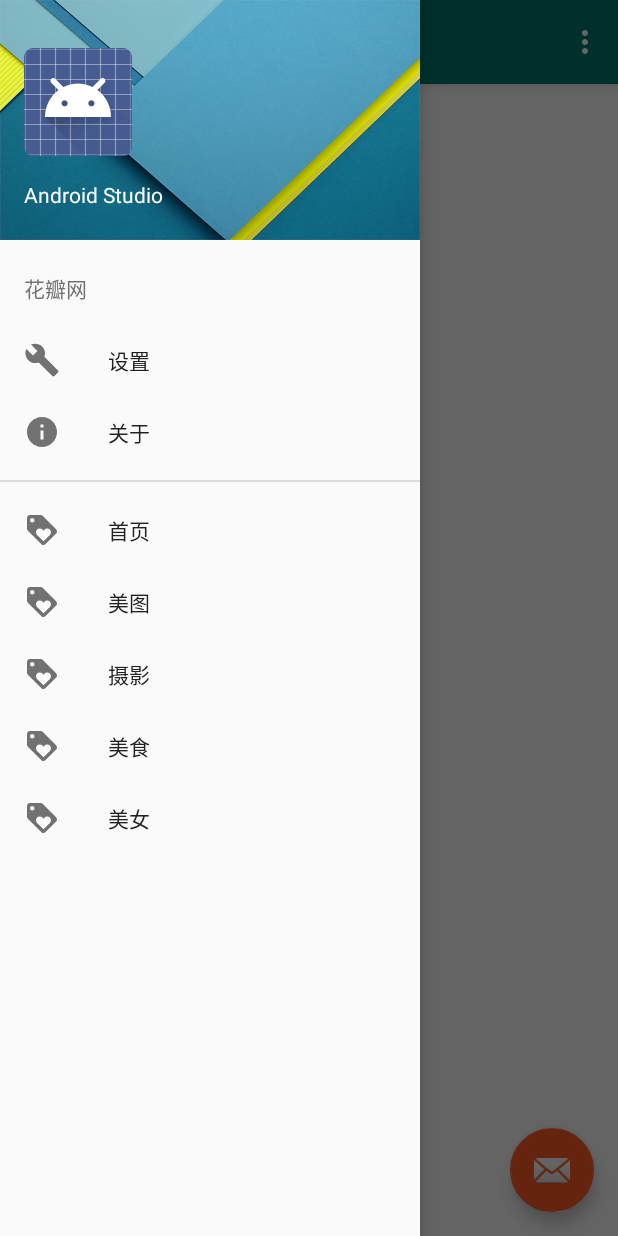
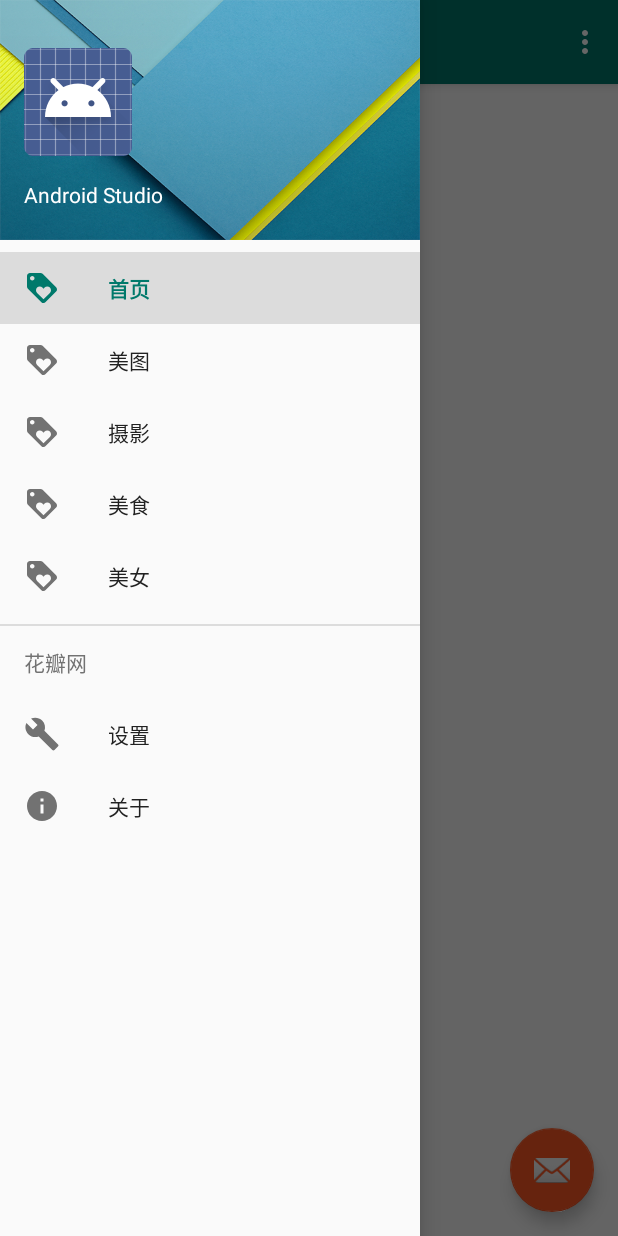
Before and after one commit to jt19880807/AndroidApplication, an Android app: the MainActivity screen opened directly, with no data from a screen before it, with the side drawer open, on a phone screen of 412 x 824 dp. Run offline under Robolectric (Android 15) with nearby library versions, the phone set to English and light mode, and no system bars; our stand-ins replace ButterKnife; libraries missing offline, so code that uses them is left out: rx.subscriptions.

Commit message:
2016061601

```diff
--- a/JTHuaBan/build.gradle
+++ b/JTHuaBan/build.gradle
@@ -38,4 +38,7 @@
     compile 'com.android.support:support-v4:23.3.0'
     compile 'com.android.support:design:23.3.0'
     compile 'com.jakewharton:butterknife:7.0.1'
+    //图片框架
+    compile 'com.facebook.fresco:fresco:0.8.1'
+    compile 'com.facebook.fresco:drawee:0.8.1'
 }
--- a/JTHuaBan/src/main/java/jt/com/JTHuaBan/Module/Main/MainActivity.java
+++ b/JTHuaBan/src/main/java/jt/com/JTHuaBan/Module/Main/MainActivity.java
@@ -26,8 +26,11 @@
     private Toolbar toolbar;
     private FloatingActionButton fab;
     private NavigationView navigationView;
-    private final int mDrawableList[] = {R.drawable.ic_loyalty_black_36dp, R.drawable.ic_camera_black_36dp,
-            R.drawable.ic_message_black_36dp, R.drawable.ic_people_black_36dp};
+    private final int mDrawableList[] = {R.drawable.ic_loyalty_black_36dp,
+            R.drawable.ic_camera_black_36dp,
+            R.drawable.ic_menu_camera,
+            R.drawable.ic_menu_gallery,
+            R.drawable.ic_menu_slideshow};
     @Override
     protected String getTAG() {
         return MainActivity.class.getSimpleName();
@@ -78,11 +81,7 @@
 
     //填充Menu
     private void initMenu() {
-        //Log.d("text",titles.length+"");
         Menu menu=navigationView.getMenu();
-//        menu.add(R.id.menu_group_type,1,Menu.NONE,titles[0])
-//                .setIcon(mDrawableList[0])
-//                .setCheckable(true);
         Log.d("text",titles.length+"");
         for(int i=0;i<titles.length;i++){
             Log.d("text",i+"");
--- a/JTHuaBan/src/main/res/menu/activity_main_drawer.xml
+++ b/JTHuaBan/src/main/res/menu/activity_main_drawer.xml
@@ -6,7 +6,8 @@
         android:menuCategory="container">
 
     </group>
-    <item android:title="@string/app_name">
+    <item android:title="@string/app_name"
+        android:menuCategory="system">
         <menu>
             <item android:id="@+id/nav_set"
                 android:title="设置"
```
Also changed, not shown: 4 other files.
